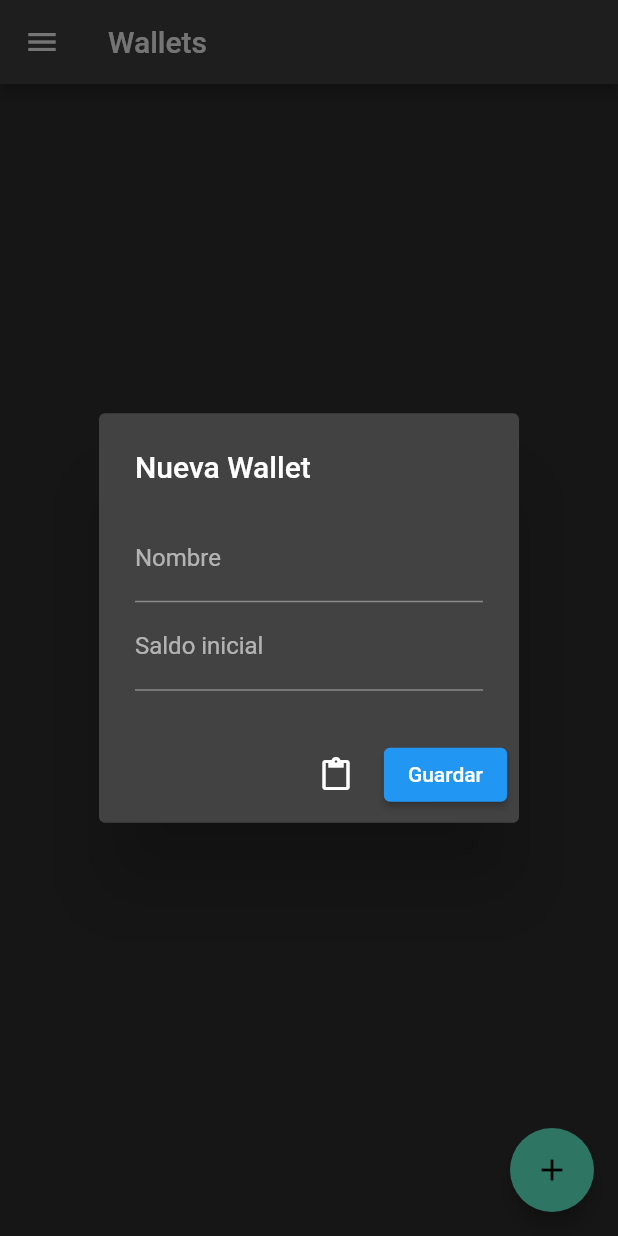
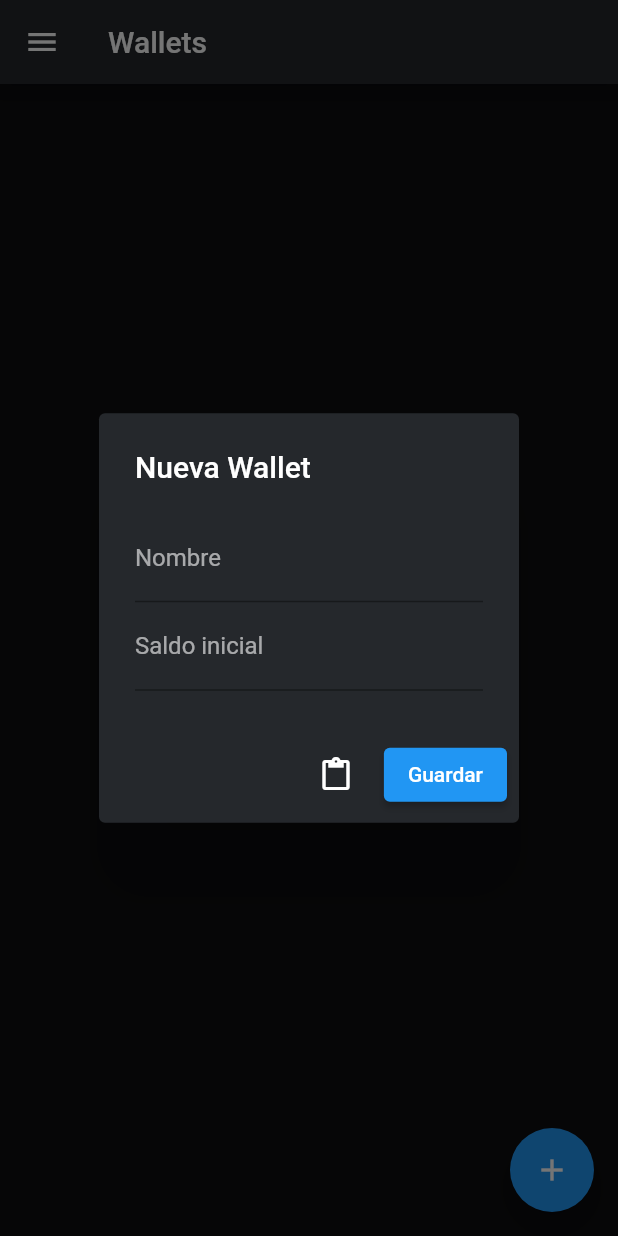
Before and after one commit to willsalasare/my-wallet-x, a Flutter app: the WalletsPage screen opened by its route, after a tap on the "add" icon, on a phone screen of 412 x 824 dp. Run offline on Flutter 3.47's test engine with Material 2 defaults, Android fonts, the light colour scheme and no system bars; our stand-ins replace cached_network_image, cloud_firestore, firebase_auth, fluttertoast, go_router, google_sign_in and 1 more; accounts and stored records are empty; network calls fail.

Commit message:
themes, validation

```diff
--- a/lib/main.dart
+++ b/lib/main.dart
@@ -7,13 +7,16 @@ import 'package:mywallet/src/pages/auth/login_page.dart';
 import 'package:mywallet/src/pages/auth/sec_page.dart';
 import 'package:mywallet/src/pages/transactions/transactions_page.dart';
 import 'package:mywallet/src/pages/wallet/wallets_page.dart';
+import 'package:mywallet/src/services/app_service.dart';
 import 'package:mywallet/src/state/user_state.dart';
 import 'package:mywallet/src/state/wallet_state.dart';
+import 'package:mywallet/src/utils/theme.dart';
 import 'package:provider/provider.dart';
 
 void main() async {
   WidgetsFlutterBinding.ensureInitialized();
   await Firebase.initializeApp();
+  await AppService.initialize();
   runApp(const MyApp());
 }
 
@@ -51,7 +54,7 @@ class MyApp extends StatelessWidget {
       ],
       child: MaterialApp.router(
         debugShowCheckedModeBanner: false,
-        theme: ThemeData.dark(),
+        theme: CustomTheme.themeDark,
         routeInformationParser: router.routeInformationParser,
         routerDelegate: router.routerDelegate,
       ),
--- /dev/null
+++ b/lib/src/models/category.dart
@@ -0,0 +1,13 @@
+class Category {
+  Category({
+    required this.title,
+    required this.path,
+  });
+  late String title, path;
+  factory Category.fromJson(Map json) => Category(
+        title: json['title'],
+        path: json['path'],
+      );
+
+  Map<String, String> toJson() => {'title': title, 'path': path};
+}
--- a/lib/src/models/transaction_model.dart
+++ b/lib/src/models/transaction_model.dart
@@ -1,8 +1,9 @@
+import 'package:mywallet/src/models/category.dart';
+
 class Transaction {
-  late String id, walletId, createdAt;
-  String? note;
+  late String id, walletId, note, createdAt;
   late int amount, type;
-  Map<String, String> category;
+  Category category;
   Transaction({
     required this.id,
     required this.walletId,
@@ -19,7 +20,7 @@ class Transaction {
         note: json['note'],
         createdAt: json['created_at'],
         type: json['type'],
-        category: Map<String, String>.from(json['category']),
+        category: Category.fromJson(json['category']),
       );
 
   Map<String, dynamic> toSave() => {
--- a/lib/src/state/wallet_state.dart
+++ b/lib/src/state/wallet_state.dart
@@ -1,4 +1,5 @@
 import 'package:flutter/widgets.dart';
+import 'package:fluttertoast/fluttertoast.dart';
 import 'package:mywallet/src/core/wallet_repo.dart';
 import 'package:mywallet/src/models/wallet_model.dart';
 
@@ -12,11 +13,16 @@ class WalletState extends ChangeNotifier {
   }
 
   void getWallets() async {
-    wallets.clear();
-    final res = await WalletRepo.instance.wallets();
-    wallets.addAll(res);
-    loading = false;
-    notifyListeners();
+    try {
+      wallets.clear();
+      final res = await WalletRepo.instance.wallets();
+      wallets.addAll(res);
+    } catch (e) {
+      Fluttertoast.showToast(msg: e.toString());
+    } finally {
+      loading = false;
+      notifyListeners();
+    }
   }
 
   void updateWallet(Wallet wallet) {
--- /dev/null
+++ b/lib/src/utils/colors.dart
@@ -0,0 +1,3 @@
+const colorBGDark = 0xff0c0c0f;
+const colorFGDark = 0xff25282c;
+const colorBlue = 0xff2e73ff;
--- a/lib/src/utils/constants.dart
+++ b/lib/src/utils/constants.dart
@@ -1 +1,17 @@
 const appName = 'MyWallet';
+const categoriesData = [
+  {'title': 'Regalos', 'path': 'giftbox.png'},
+  {'title': 'Tienda', 'path': 'store.png'},
+  {'title': 'Ropa', 'path': 'ropa.png'},
+  {'title': 'Comida', 'path': 'food.png'},
+  {'title': 'Transporte', 'path': 'transport.png'},
+  {'title': 'Salud', 'path': 'salud.png'},
+  {'title': 'Finanzas', 'path': 'finanzas.png'},
+  {'title': 'Mascotas', 'path': 'mascotas.png'},
+  {'title': 'Gym', 'path': 'gym.png'},
+  {'title': 'Eduación', 'path': 'studying.png'},
+  {'title': 'Familia', 'path': 'family.png'},
+  {'title': 'Casa', 'path': 'home.png'},
+  {'title': 'Otro', 'path': 'other.png'},
+];
+const categoriesKey = 'categories';
--- /dev/null
+++ b/lib/src/utils/theme.dart
@@ -0,0 +1,16 @@
+import 'package:flutter/material.dart';
+import 'package:mywallet/src/utils/colors.dart';
+
+class CustomTheme {
+  static final ThemeData themeDark = ThemeData.dark().copyWith(
+      backgroundColor: const Color(colorBGDark),
+      scaffoldBackgroundColor: const Color(colorBGDark),
+      appBarTheme: const AppBarTheme(backgroundColor: Color(colorFGDark)),
+      cardTheme: const CardTheme(color: Color(colorFGDark)),
+      drawerTheme: const DrawerThemeData(backgroundColor: Color(colorFGDark)),
+      dialogTheme: const DialogTheme(backgroundColor: Color(colorFGDark)),
+      dialogBackgroundColor: const Color(colorFGDark),
+      colorScheme: ColorScheme.fromSwatch(),
+      bottomSheetTheme:
+          const BottomSheetThemeData(backgroundColor: Color(colorFGDark)));
+}
--- a/lib/src/widgets/drawer_widget.dart
+++ b/lib/src/widgets/drawer_widget.dart
@@ -1,6 +1,5 @@
 import 'package:cached_network_image/cached_network_image.dart';
 import 'package:flutter/material.dart';
-import 'package:fluttertoast/fluttertoast.dart';
 import 'package:go_router/go_router.dart';
 import 'package:mywallet/src/services/auth_service.dart';
 import 'package:mywallet/src/state/user_state.dart';
@@ -20,7 +19,7 @@ class DrawerWidget extends StatelessWidget {
             child: SizedBox(
               width: MediaQuery.of(context).size.width,
               child: Padding(
-                padding: const EdgeInsets.all(8.0),
+                padding: const EdgeInsets.all(20.0),
                 child: Column(
                   mainAxisAlignment: MainAxisAlignment.end,
                   crossAxisAlignment: CrossAxisAlignment.start,
@@ -43,17 +42,7 @@ class DrawerWidget extends StatelessWidget {
               ),
             ),
           ),
-          Expanded(
-            child: ListView(
-              children: [
-                ListTile(
-                  leading: const Icon(Icons.account_balance_wallet_outlined),
-                  onTap: () => Fluttertoast.showToast(msg: 'Trabajando'),
-                  title: const Text('Acerca de'),
-                )
-              ],
-            ),
-          ),
+          const Spacer(),
           MaterialButton(
             minWidth: MediaQuery.of(context).size.width,
             onPressed: () => _logout(context),
--- a/pubspec.yaml
+++ b/pubspec.yaml
@@ -44,6 +44,7 @@ dependencies:
   flutter_native_splash: ^2.2.3+1
   flutter_lints: ^2.0.1
   cached_network_image: ^3.2.1
+  shared_preferences: ^2.0.15
 
 dev_dependencies:
   flutter_test:
```
Also changed, not shown: lib/src/core/wallet_repo.dart (+23 -0 lines), lib/src/pages/transactions/transactions_page.dart (+55 -22 lines), lib/src/pages/transactions/widgets/new_transaction_widget.dart (+44 -26 lines), lib/src/pages/wallet/wallets_page.dart (+12 -3 lines), lib/src/services/app_service.dart (added, +11 -0 lines), assets/icons/other.png (added), pubspec.lock, 2 other files.
